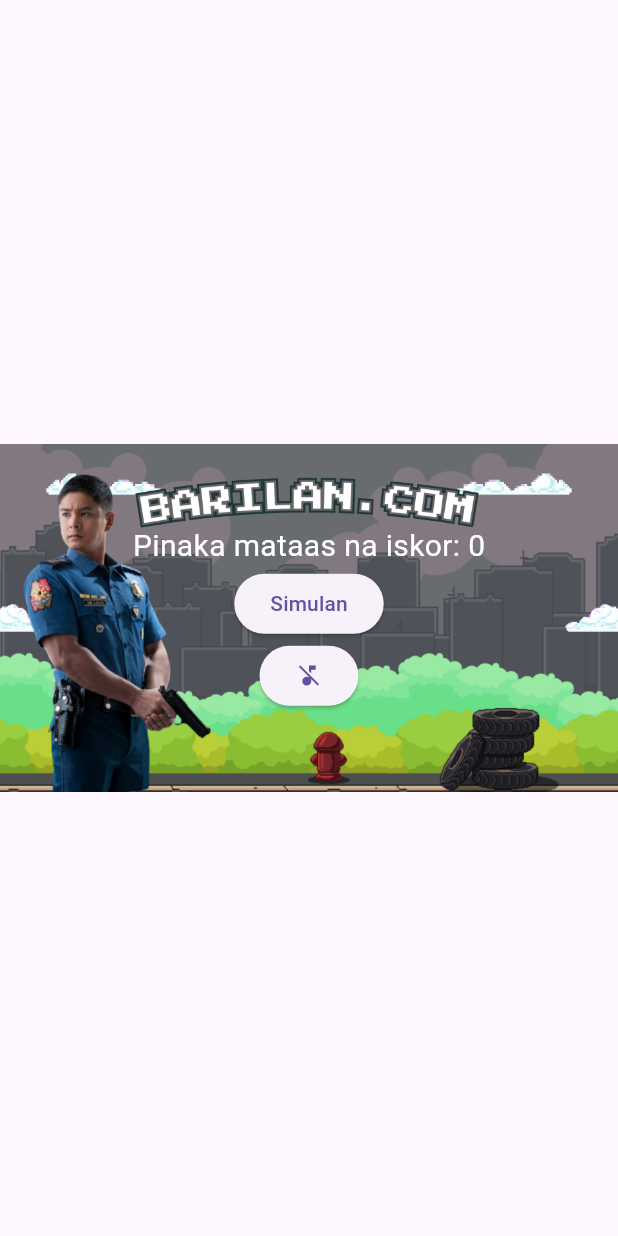
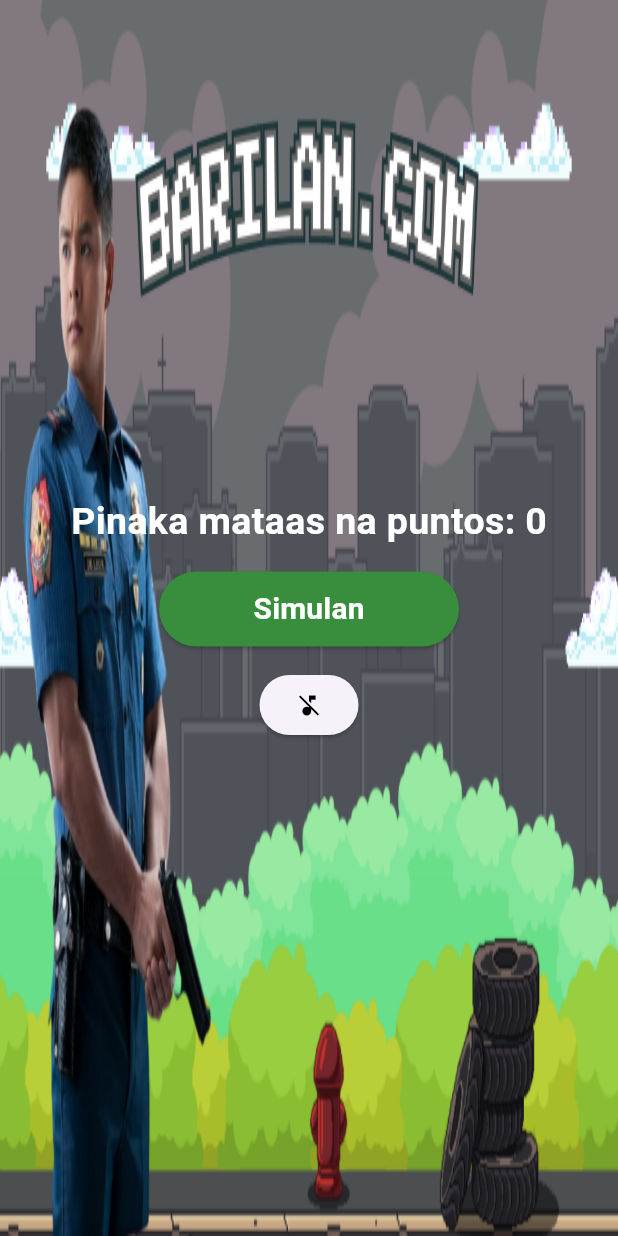
Before and after one commit to GodfreyPotato/Barilan.com, a Flutter app: the screen it shows after launch, after a tap on the "music off" icon, on a phone screen of 412 x 824 dp. Run offline on Flutter 3.47's test engine with Material 3 defaults, Android fonts, the phone set to English and light mode, and no system bars; our stand-ins replace just_audio, shared_preferences; missing offline and left inert: flame.

Commit message:
last patch

```diff
--- a/lib/flame_game/component/healthandbulet.dart
+++ b/lib/flame_game/component/healthandbulet.dart
@@ -17,7 +17,7 @@ class HealthAndBullet extends StatelessWidget {
               spacing: 8,
               children: [
                 Text(
-                  "Score: ${Provider.of<Playerdata>(context, listen: false).currentScore}",
+                  "Puntos: ${Provider.of<Playerdata>(context, listen: false).currentScore}",
                   style: TextStyle(
                     color: Colors.white,
                     fontSize: 20,
@@ -34,7 +34,7 @@ class HealthAndBullet extends StatelessWidget {
                           : List.empty(),
                 ),
                 Text(
-                  "Bullet: ${pd.bullet}",
+                  "Bala: ${pd.bullet}",
                   style: TextStyle(color: Colors.white, fontSize: 20),
                 ),
               ],
--- a/lib/flame_game/component/world.dart
+++ b/lib/flame_game/component/world.dart
@@ -54,7 +54,7 @@ class Lugar extends World with HasGameReference<BarilGame> {
           Vector2(Random().nextDouble() * size.x, groundLevel - 80),
         ),
         factory: (_) => Zombie(pd: player.pd, direction: "right"),
-        period: 1,
+        period: 5,
       ),
     );
     add(
@@ -64,7 +64,7 @@ class Lugar extends World with HasGameReference<BarilGame> {
           Vector2(Random().nextDouble() * size.x, groundLevel - 80),
         ),
         factory: (_) => Zombie(pd: player.pd, direction: "left"),
-        period: 1,
+        period: 5,
       ),
     );
   }
--- a/lib/model/playerdata.dart
+++ b/lib/model/playerdata.dart
@@ -5,8 +5,8 @@ import 'package:just_audio/just_audio.dart';
 import 'package:shared_preferences/shared_preferences.dart';
 
 class Playerdata extends ChangeNotifier {
-  int health = 1000;
-  int bullet = 1000;
+  int health = 5;
+  int bullet = 10;
   late SharedPreferences prefs;
   int currentScore = 0;
   int highscore = 0;
@@ -24,6 +24,15 @@ class Playerdata extends ChangeNotifier {
     );
     bgMusic.setAudioSource(playList);
     bgMusic.play();
+  }
+
+  void pauseAudio() {
+    if (bgMusic.playing) {
+      bgMusic.pause();
+    } else {
+      bgMusic.play();
+    }
+    notifyListeners();
   }
 
   void warningSFX() async {
--- a/lib/screen/homeScreen.dart
+++ b/lib/screen/homeScreen.dart
@@ -37,19 +37,29 @@ class _HomeScreenState extends State<HomeScreen> {
                 decoration: BoxDecoration(
                   image: DecorationImage(
                     image: AssetImage('assets/bg/homebg.png'),
-                    fit: BoxFit.fitWidth,
+                    fit: BoxFit.fill,
                   ),
                 ),
                 child: Center(
                   child: Column(
+                    spacing: 15,
                     mainAxisAlignment: MainAxisAlignment.center,
                     mainAxisSize: MainAxisSize.max,
                     children: [
                       Text(
-                        'Pinaka mataas na iskor: ${widget.pd.highscore}',
-                        style: TextStyle(fontSize: 20, color: Colors.white),
+                        'Pinaka mataas na puntos: ${widget.pd.highscore}',
+                        style: TextStyle(
+                          fontSize: 25,
+                          color: Colors.white,
+                          fontWeight: FontWeight.bold,
+                        ),
                       ),
+
                       ElevatedButton(
+                        style: ElevatedButton.styleFrom(
+                          backgroundColor: Colors.green[700],
+                          minimumSize: Size(200, 50),
+                        ),
                         onPressed: () {
                           Navigator.of(context).push(
                             MaterialPageRoute(
@@ -63,24 +73,21 @@ class _HomeScreenState extends State<HomeScreen> {
                             ),
                           );
                         },
-                        child: Text("Simulan"),
+                        child: Text(
+                          "Simulan",
+                          style: TextStyle(
+                            color: Colors.white,
+                            fontSize: 20,
+                            fontWeight: FontWeight.bold,
+                          ),
+                        ),
                       ),
                       ElevatedButton(
                         onPressed: () {
-                          if (Provider.of<Playerdata>(
+                          Provider.of<Playerdata>(
                             context,
                             listen: false,
-                          ).bgMusic.playing) {
-                            Provider.of<Playerdata>(
-                              context,
-                              listen: false,
-                            ).bgMusic.pause();
-                          } else {
-                            Provider.of<Playerdata>(
-                              context,
-                              listen: false,
-                            ).bgMusic.play();
-                          }
+                          ).pauseAudio();
                         },
                         child: Icon(
                           Provider.of<Playerdata>(
@@ -89,6 +96,7 @@ class _HomeScreenState extends State<HomeScreen> {
                               ).bgMusic.playing
                               ? Icons.music_note
                               : Icons.music_off,
+                          color: Colors.black,
                         ),
                       ),
                     ],
```
Also changed, not shown: lib/flame_game/gameScreen.dart (+25 -18 lines).
